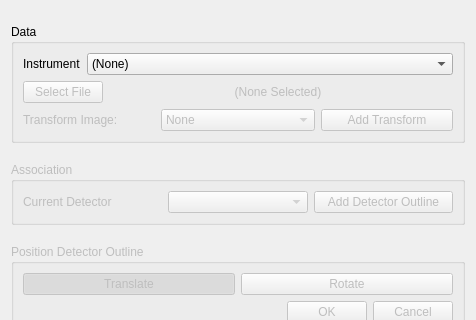
Above: hexrd/ui/resources/ui/import_data_panel.ui from HEXRD/hexrdgui before the change; both pictures show x 0 to 476 and y 0 to 320 of the 476 by 572 pixel window. Below: the same form after it.
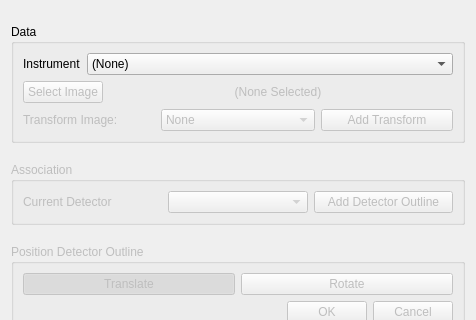
That is the form after the change.

Commit message: Rename 'Select File' to 'Select Image' for clarity

What changed in the file:
```diff
--- a/hexrd/ui/resources/ui/import_data_panel.ui
+++ b/hexrd/ui/resources/ui/import_data_panel.ui
@@ -134,7 +134,7 @@
             <bool>true</bool>
            </property>
            <property name="text">
-            <string>Select File</string>
+            <string>Select Image</string>
            </property>
           </widget>
          </item>
```
